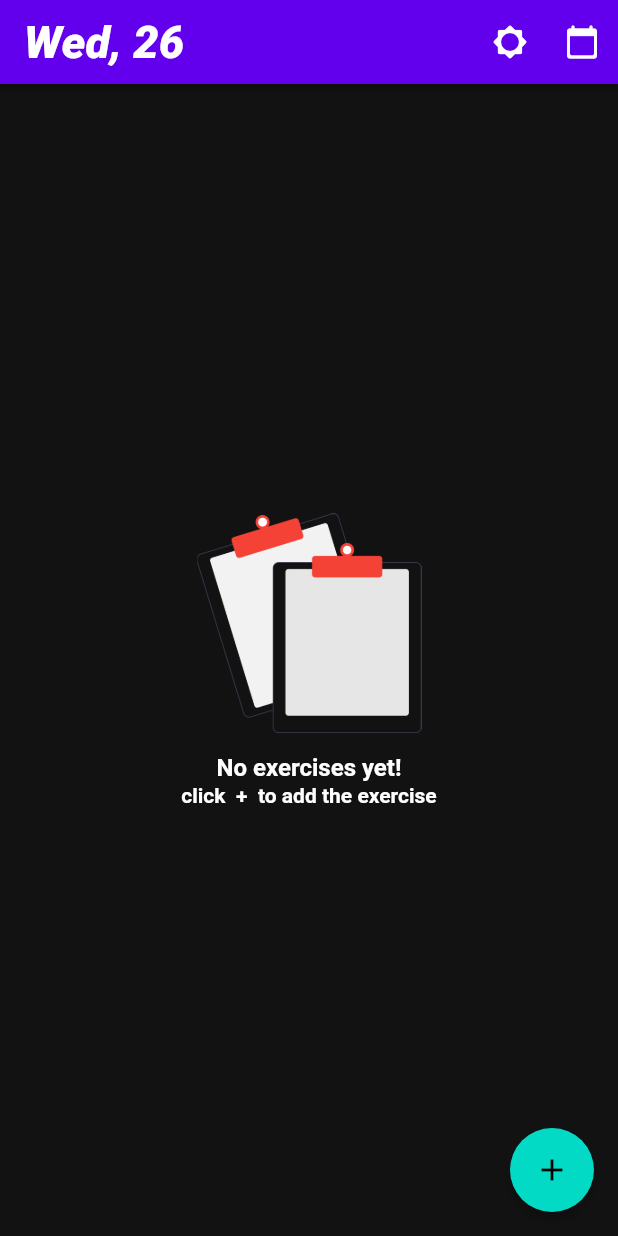
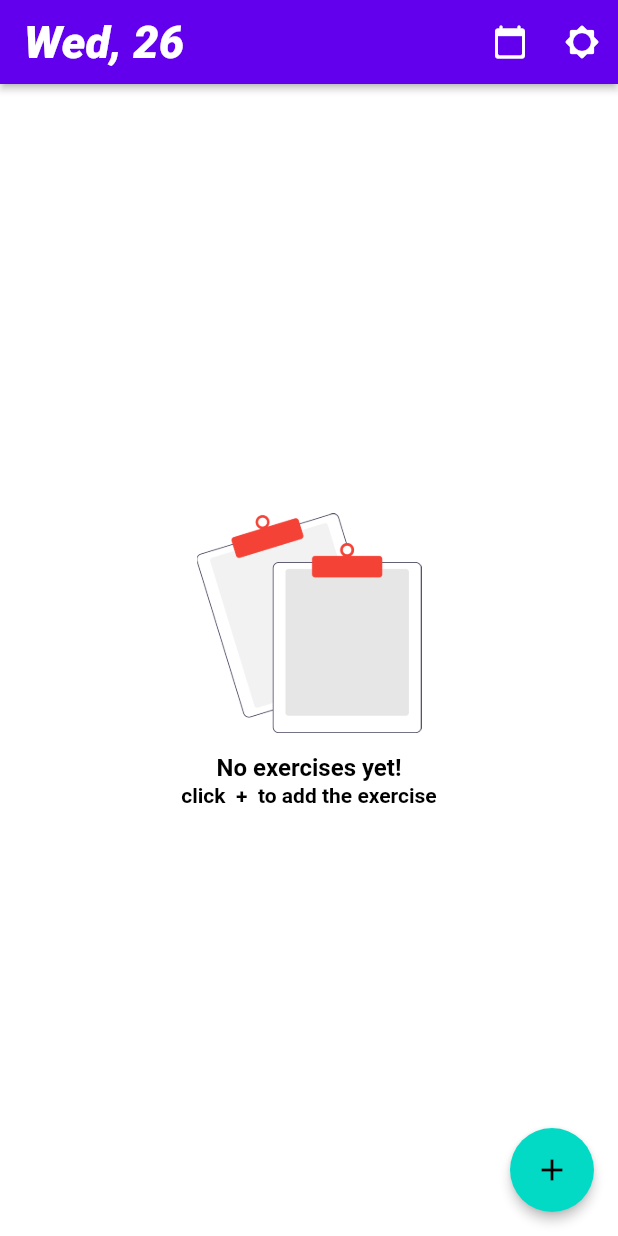
Before and after one commit to varadgauthankar/gym_log, a Flutter app: the screen it shows after launch, on a phone screen of 412 x 824 dp. Run offline on Flutter 3.47's test engine with Material 2 defaults, Android fonts, the phone set to English and light mode, and no system bars; our stand-ins replace easy_dynamic_theme, flutter_speed_dial, moor_flutter, shared_preferences; generated files the repository leaves out were written again.

Commit message:
Added dark mode using prefs and provider

```diff
--- a/lib/main.dart
+++ b/lib/main.dart
@@ -3,8 +3,9 @@ import 'package:provider/provider.dart';
 import 'package:workout_tracker/db/moor_db.dart';
 import 'package:workout_tracker/pages/exercise_list.dart';
 import 'package:easy_dynamic_theme/easy_dynamic_theme.dart';
+import 'package:workout_tracker/pages/settings.dart';
 import 'package:workout_tracker/utils/colors.dart';
-import 'package:workout_tracker/utils/theme_stuff.dart';
+import 'package:workout_tracker/utils/theme.dart';
 
 void main() async {
   runApp(
@@ -14,24 +15,25 @@ void main() async {
 class MyApp extends StatelessWidget {
   @override
   Widget build(BuildContext context) {
-    return Provider(
-      create: (_) => AppDatabase(),
-      child: MaterialApp(
-        title: 'Flutter Demo',
-        theme: ThemeData(
-          brightness: Brightness.light,
-          primaryColor: MyColors.primaryColor,
-          accentColor: MyColors.accentColor,
-          primarySwatch: Colors.deepPurple,
+    return MultiProvider(
+      providers: [
+        Provider(
+          create: (_) => AppDatabase(),
         ),
-        darkTheme: ThemeData(
-          brightness: Brightness.dark,
-          primaryColor: MyColors.primaryColor,
-          accentColor: MyColors.accentColor,
-          primarySwatch: Colors.deepPurple,
-        ),
-        themeMode: EasyDynamicTheme.of(context).themeMode,
-        home: ExerciseList(),
+        ChangeNotifierProvider(
+          create: (_) => ThemeNotifier(),
+        )
+      ],
+      child: Consumer<ThemeNotifier>(
+        builder: (context, ThemeNotifier notifier, child) {
+          return MaterialApp(
+            title: 'Flutter Demo',
+            theme: light,
+            darkTheme: dark,
+            themeMode: notifier.theme,
+            home: ExerciseList(),
+          );
+        },
       ),
     );
   }
--- a/lib/pages/exercise_list.dart
+++ b/lib/pages/exercise_list.dart
@@ -3,10 +3,11 @@ import 'package:flutter/material.dart';
 import 'package:provider/provider.dart';
 import 'package:workout_tracker/db/moor_db.dart';
 import 'package:workout_tracker/pages/exercise_details.dart';
+import 'package:workout_tracker/pages/settings.dart';
 import 'package:workout_tracker/utils/colors.dart';
 import 'package:workout_tracker/utils/date_picker.dart';
 import 'package:workout_tracker/utils/textStyles.dart';
-import 'package:workout_tracker/widgets/card.dart';
+import 'package:workout_tracker/widgets/exercise_card.dart';
 import 'package:intl/intl.dart';
 import 'package:workout_tracker/utils/helpers.dart';
 
@@ -51,20 +52,6 @@ class _ExerciseListState extends State<ExerciseList> {
           actions: [
             IconButton(
               icon: Icon(
-                themeMode(context) == ThemeMode.dark
-                    ? Icons.brightness_5_rounded
-                    : themeMode(context) == ThemeMode.light
-                        ? Icons.brightness_4_rounded
-                        : Icons.brightness_auto_rounded,
-                color: MyColors.white,
-              ),
-              tooltip: 'Select date',
-              onPressed: () {
-                EasyDynamicTheme.of(context).changeTheme();
-              },
-            ),
-            IconButton(
-              icon: Icon(
                 Icons.calendar_today_rounded,
                 color: MyColors.white,
               ),
@@ -73,6 +60,18 @@ class _ExerciseListState extends State<ExerciseList> {
                 getExerciseOnDate();
               },
             ),
+            IconButton(
+                icon: Icon(
+                  themeMode(context) == ThemeMode.dark
+                      ? Icons.brightness_5_rounded
+                      : themeMode(context) == ThemeMode.light
+                          ? Icons.brightness_4_rounded
+                          : Icons.brightness_auto_rounded,
+                  color: MyColors.white,
+                ),
+                tooltip: 'Select date',
+                onPressed: () => Navigator.push(context,
+                    MaterialPageRoute(builder: (context) => SettingsPage()))),
           ]),
       body: Container(
         child: Column(
--- /dev/null
+++ b/lib/utils/theme.dart
@@ -0,0 +1,69 @@
+import 'package:flutter/material.dart';
+import 'package:shared_preferences/shared_preferences.dart';
+import 'package:workout_tracker/utils/colors.dart';
+
+ThemeData light = ThemeData(
+  brightness: Brightness.light,
+  primaryColor: MyColors.primaryColor,
+  accentColor: MyColors.accentColor,
+  primarySwatch: Colors.deepPurple,
+);
+
+ThemeData dark = ThemeData(
+  brightness: Brightness.dark,
+  primaryColor: MyColors.primaryColor,
+  accentColor: MyColors.accentColor,
+  primarySwatch: Colors.deepPurple,
+);
+
+class ThemeNotifier extends ChangeNotifier {
+  final String key = "theme";
+  SharedPreferences prefs;
+
+  ThemeMode theme;
+
+  ThemeNotifier() {
+    theme = ThemeMode.system;
+    getThemeFromPrefs();
+  }
+
+  toggleTheme(String theme) {
+    this.theme = covertStringDataToThemeModeData(theme);
+    saveThemeToPrefs();
+    notifyListeners();
+  }
+
+  ThemeMode covertStringDataToThemeModeData(String theme) {
+    if (theme == "On") {
+      return ThemeMode.dark;
+    } else if (theme == "Off") {
+      return ThemeMode.light;
+    } else if (theme == "Follow System") {
+      return ThemeMode.system;
+    } else
+      return ThemeMode.system;
+  }
+
+  String convertThemeModeDataToString(ThemeMode theme) {
+    if (theme == ThemeMode.dark) {
+      return "On";
+    } else if (theme == ThemeMode.light) {
+      return "Off";
+    } else if (theme == ThemeMode.system) {
+      return "Follow System";
+    } else
+      return "Follow System";
+  }
+
+  getThemeFromPrefs() async {
+    SharedPreferences prefs = await SharedPreferences.getInstance();
+    String theme = prefs.getString(key);
+    this.theme = covertStringDataToThemeModeData(theme);
+    notifyListeners();
+  }
+
+  saveThemeToPrefs() async {
+    SharedPreferences prefs = await SharedPreferences.getInstance();
+    prefs.setString(key, convertThemeModeDataToString(this.theme));
+  }
+}
--- a/pubspec.yaml
+++ b/pubspec.yaml
@@ -18,6 +18,7 @@ dependencies:
   moor_flutter: ^4.0.0
   path_provider: ^2.0.1
   provider: ^5.0.0
+  shared_preferences: ^2.0.6
 
 dev_dependencies:
   flutter_test:
```
Also changed, not shown: lib/utils/textStyles.dart (+28 -0 lines), lib/widgets/exercise_card.dart (renamed from lib/widgets/card.dart), pubspec.lock.
